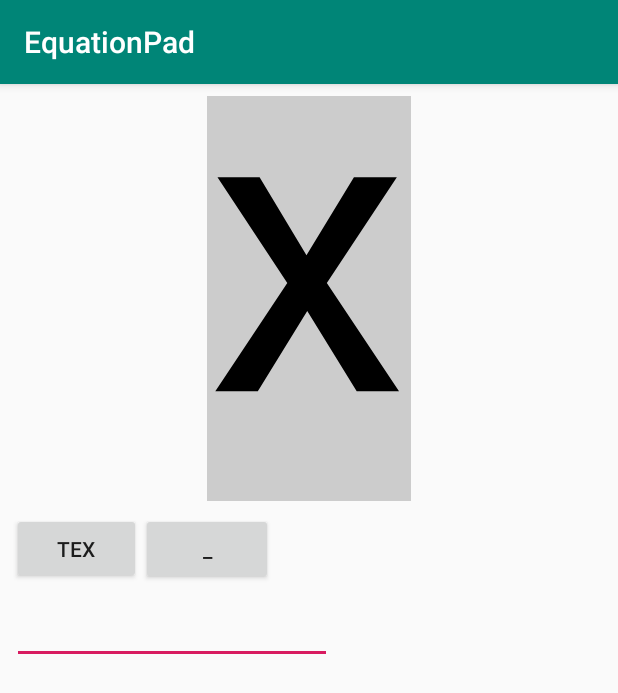
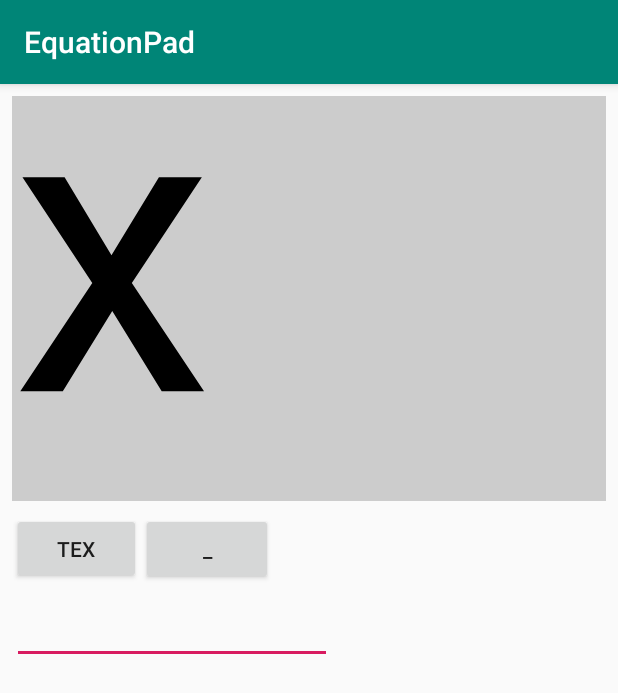
Before and after one commit to karino2/EquationPad, an Android app: the screen it shows after launch (MainActivity), on a phone screen of 412 x 824 dp. Shown: the top 693 px of the screen. Run offline under Robolectric (Android 15) with nearby library versions, the phone set to English and light mode, and no system bars.

```diff
--- a/app/src/main/java/io/github/karino2/equationpad/mathview/MathView.kt
+++ b/app/src/main/java/io/github/karino2/equationpad/mathview/MathView.kt
@@ -92,7 +92,11 @@ class MathView(context :Context, attrSet: AttributeSet) : View(context, attrSet)
                 done = true
             }
         }
-        if(!done && heightResizable) {
+
+        if(!done && heightResizable
+            // if height is larger than intrinsicHeight, just keep as is.
+            // wide mathview is OK for most of the case.
+            && heightSize < intrinsicHeight) {
             val heightCand = (widthSize*intrinsicHeightF/intrinsicWidthF).roundToInt()
             if(!widthResizable) {
                 heightSize = _resolveSize(heightCand, heightMeasureSpec)
--- a/app/src/main/res/layout/activity_main.xml
+++ b/app/src/main/res/layout/activity_main.xml
@@ -8,7 +8,7 @@
         tools:context=".MainActivity">
     <io.github.karino2.equationpad.mathview.MathView
             android:id="@+id/mathView"
-            android:layout_width="wrap_content"
+            android:layout_width="0dp"
             android:layout_height="wrap_content"
             app:layout_constraintStart_toStartOf="parent"
             android:layout_marginStart="8dp" app:layout_constraintEnd_toEndOf="parent" android:layout_marginEnd="8dp"
@@ -25,7 +25,7 @@
             android:layout_marginTop="8dp" app:layout_constraintTop_toBottomOf="@+id/buttonCopyLatex"/>
     <Button
             android:text="_"
-            android:layout_width="wrap_content"
+            android:layout_width="0dp"
             android:layout_height="48dp"
             android:id="@+id/buttonSubscript"
             app:layout_constraintStart_toEndOf="@+id/buttonCopyLatex"
```
